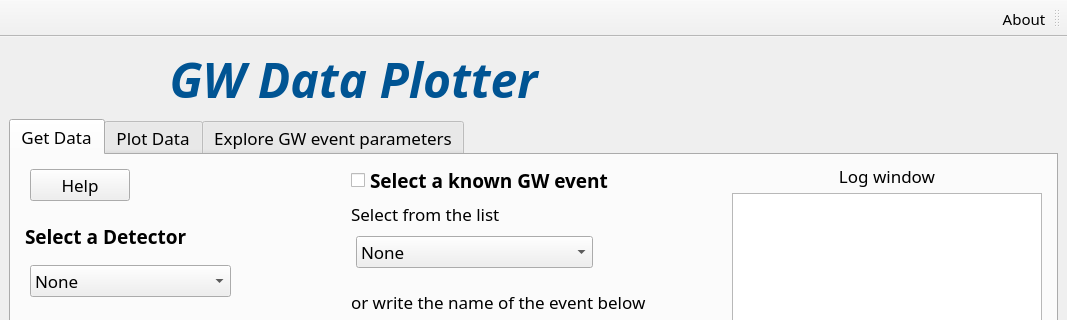
Before: the Qt Designer form layout_macOS.ui in piosif/GW_Data_Plotter_test_doc_sphinx, drawn with Qt 5; both pictures show x 0 to 1067 and y 0 to 320 of the 1067 by 688 pixel window.
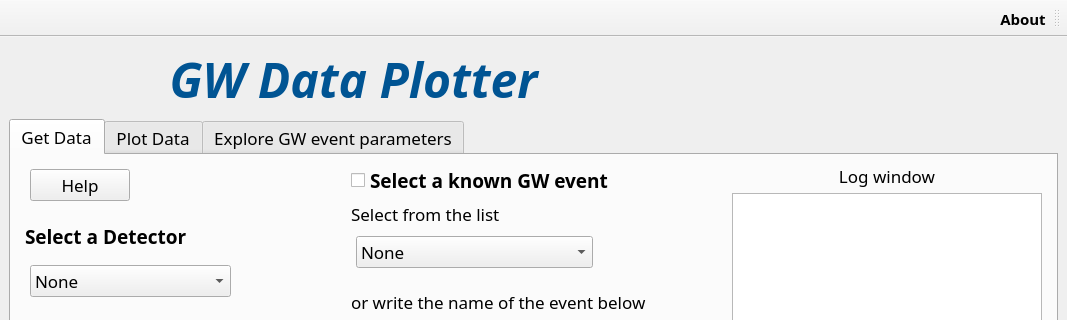
After: the same form once the commit is applied. Icons and pictures are not drawn.

Commit message: make 'About' bold for macOS

The edit to the form file:
```diff
--- a/layout_macOS.ui
+++ b/layout_macOS.ui
@@ -2537,6 +2537,7 @@
     <font>
      <family>Montserrat</family>
      <pointsize>11</pointsize>
+     <bold>true</bold>
     </font>
    </property>
    <property name="menuRole">
```
The commit also changes 1 other file.
